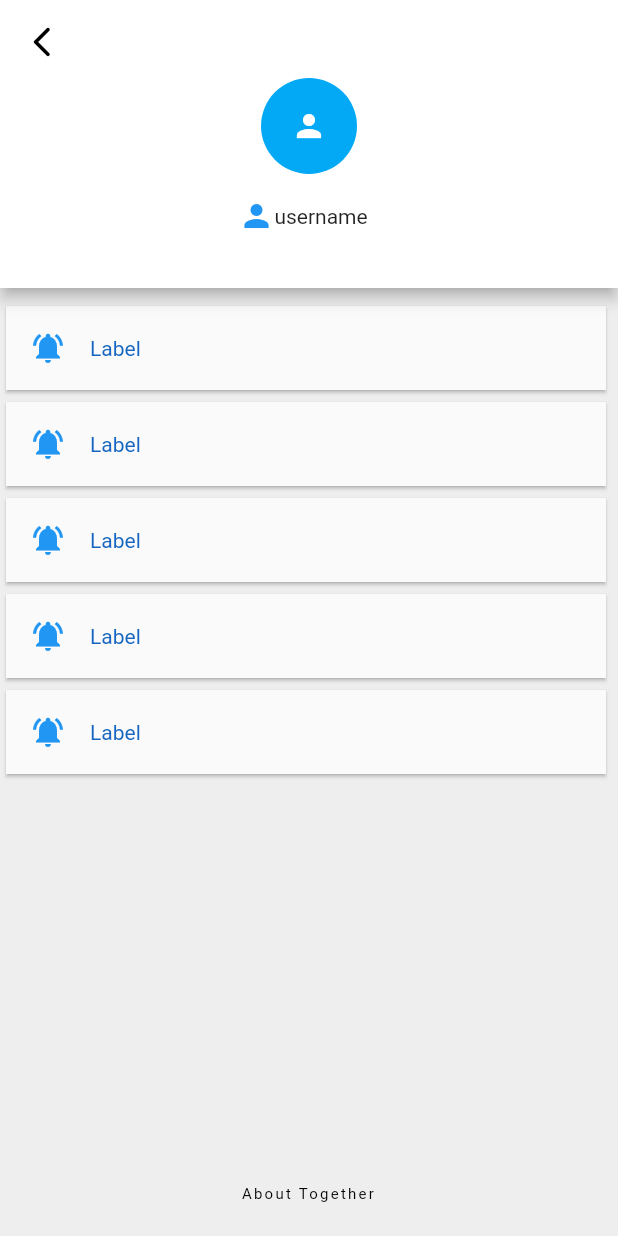
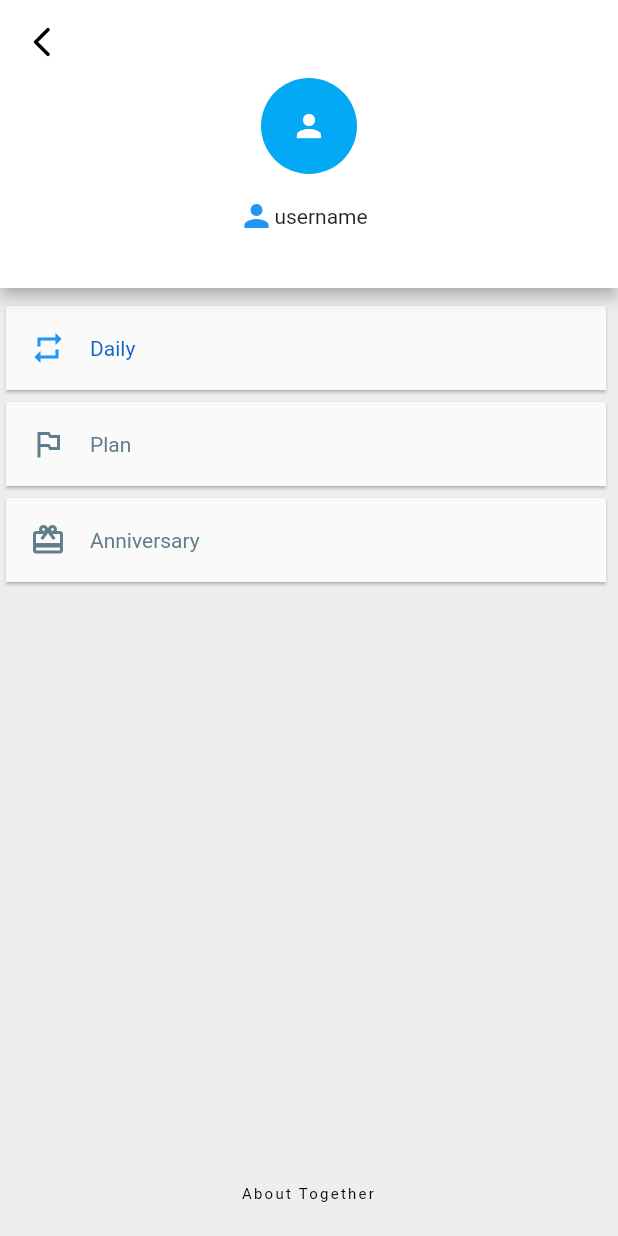
Before and after one commit to Ronbb/together, a Flutter app: the HomeDrawer screen opened directly, on a phone screen of 412 x 824 dp. Run offline on Flutter 3.47's test engine with Material 2 defaults, Android fonts, the phone set to English and light mode, and no system bars; our stand-ins replace get_it, syncfusion_flutter_calendar; missing offline and left inert: syncfusion_flutter_core.

Commit message:
improve ui

```diff
--- a/lib/layout/home/home_drawer.dart
+++ b/lib/layout/home/home_drawer.dart
@@ -1,20 +1,118 @@
 import 'package:flutter/material.dart';
 
 class HomeDrawer extends StatefulWidget {
-  HomeDrawer({Key key}) : super(key: key);
+  HomeDrawer({Key key, this.selected = 0}) : super(key: key);
+
+  final int selected;
 
   @override
   _HomeDrawerState createState() => _HomeDrawerState();
 }
 
 class _HomeDrawerState extends State<HomeDrawer> {
+  final _menu = <HomeDrawListItem>[
+    HomeDrawListItem(
+      label: "Daily",
+      icon: Icons.repeat,
+      onTap: () {},
+    ),
+    HomeDrawListItem(
+      label: "Plan",
+      icon: Icons.outlined_flag,
+      onTap: () {},
+    ),
+    HomeDrawListItem(
+      label: "Anniversary",
+      icon: Icons.redeem,
+      onTap: () {},
+    ),
+  ];
+
+  @override
+  void initState() {
+    super.initState();
+  }
+
   @override
   Widget build(BuildContext context) {
     return Scaffold(
       backgroundColor: Colors.grey[200],
       body: CustomScrollView(
+        physics: NeverScrollableScrollPhysics(),
         slivers: <Widget>[
-          SliverAppBar(
+          buildHead(),
+          SliverPadding(
+            padding: EdgeInsets.only(top: 8.0, right: 4.0),
+            sliver: SliverList(
+              delegate: SliverChildBuilderDelegate(
+                (context, index) {
+                  return Container(
+                    margin: EdgeInsets.all(4.0),
+                    child:
+                        buildMenuItem(item: _menu[index],isSelected: index == widget.selected,),
+                  );
+                },
+                childCount: _menu.length,
+              ),
+            ),
+          ),
+          SliverFillRemaining(
+            hasScrollBody: false,
+            child: Container(
+              alignment: Alignment.bottomCenter,
+              child: buildAboutFooter(context),
+            ),
+          ),
+        ],
+      ),
+    );
+  }
+
+  AboutListTile buildAboutFooter(BuildContext context) {
+    return AboutListTile(
+      child: Text(
+        'About Together',
+        textAlign: TextAlign.center,
+        style: Theme.of(context).textTheme.overline,
+      ),
+    );
+  }
+
+  Material buildMenuItem({
+    @required HomeDrawListItem item,
+    @required bool isSelected,
+  }) {
+    return Material(
+      elevation: 1.0,
+      child: InkWell(
+        onTap: item.onTap,
+        child: Container(
+          height: 56,
+          padding: EdgeInsets.only(left: 16, right: 16),
+          child: Row(
+            children: <Widget>[
+              Icon(
+                item.icon,
+                color: isSelected ? Colors.blue : Colors.blueGrey,
+              ),
+              SizedBox(width: 16.0),
+              Text(
+                item.label,
+                maxLines: 1,
+                overflow: TextOverflow.ellipsis,
+                style: TextStyle(
+                  color: isSelected ? Colors.blue[800] : Colors.blueGrey,
+                ),
+              ),
+            ],
+          ),
+        ),
+      ),
+    );
+  }
+
+  SliverAppBar buildHead() {
+    return SliverAppBar(
       expandedHeight: 192.0,
       forceElevated: true,
       flexibleSpace: Container(
@@ -48,76 +146,19 @@ class _HomeDrawerState extends State<HomeDrawer> {
           ],
         ),
       ),
-          ),
-          SliverPadding(
-            padding: EdgeInsets.only(top: 8.0, right: 4.0),
-            sliver: SliverList(
-              delegate: SliverChildBuilderDelegate(
-                (context, index) {
-                  return Container(
-                    margin: EdgeInsets.all(4.0),
-                    child: Material(
-                      elevation: 1.0,
-                      child: InkWell(
-                        onTap: () {},
-                        child: Container(
-                          height: 56,
-                          padding: EdgeInsets.only(left: 16, right: 16),
-                          child: Row(
-                            children: <Widget>[
-                              Icon(
-                                _testItem.icon,
-                                color: Colors.blue,
-                              ),
-                              SizedBox(width: 16.0),
-                              Text(
-                                _testItem.label,
-                                maxLines: 1,
-                                overflow: TextOverflow.ellipsis,
-                                style: TextStyle(color: Colors.blue[800]),
-                              ),
-                            ],
-                          ),
-                        ),
-                      ),
-                    ),
-                  );
-                },
-                childCount: 5,
-              ),
-            ),
-          ),
-          SliverFillRemaining(
-            hasScrollBody: false,
-            child: Container(
-              alignment: Alignment.bottomCenter,
-              child: AboutListTile(
-                child: Text(
-                  'About Together',
-                  textAlign: TextAlign.center,
-                  style: Theme.of(context).textTheme.overline,
-                ),
-              ),
-            ),
-          ),
-        ],
-      ),
     );
   }
 }
-
-final _testItem = HomeDrawListItem(
-  label: "Label",
-  icon: Icons.notifications_active,
-);
 
 @immutable
 class HomeDrawListItem {
   final String label;
   final IconData icon;
+  final void Function() onTap;
 
-  HomeDrawListItem({
+  const HomeDrawListItem({
     @required this.label,
     @required this.icon,
+    @required this.onTap,
   });
 }
```
Lines whose indentation alone changed are shown as unchanged.
